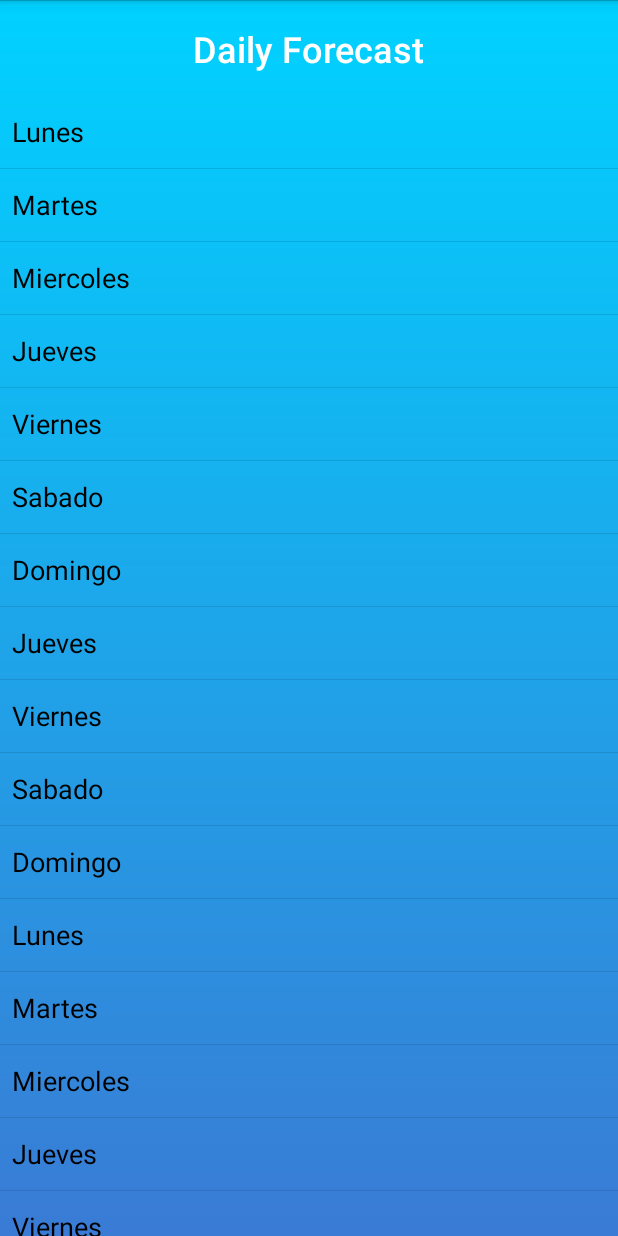
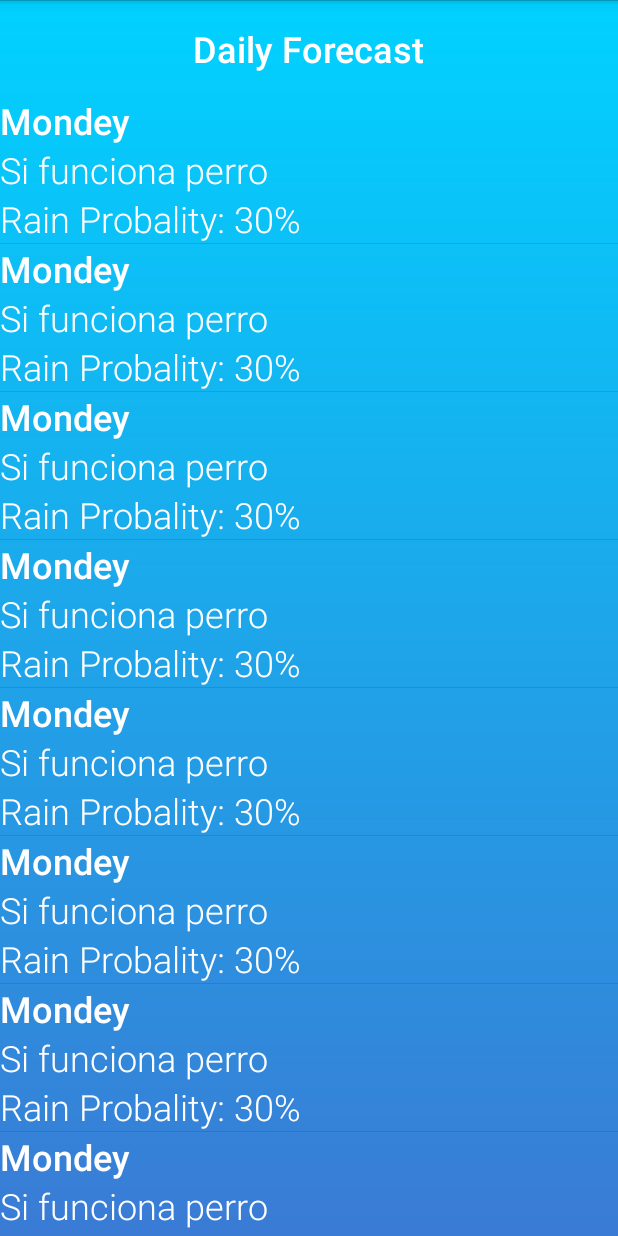
Before and after one commit to JesusJaimeCano/ColorWeather, an Android app: the DailyWeatherActivity screen opened directly, with no data from a screen before it, on a phone screen of 412 x 824 dp. Run offline under Robolectric (Android 15) with nearby library versions, the phone set to English and light mode, and no system bars; network calls fail.

Commit message:
Modulo adaptadores y listviews hasta video 112

```diff
--- /dev/null
+++ b/app/src/main/java/com/example/jesus/colorweather/Adapters/DailyWeatherAdapter.java
@@ -0,0 +1,69 @@
+package com.example.jesus.colorweather.Adapters;
+
+import android.content.Context;
+import android.view.LayoutInflater;
+import android.view.View;
+import android.view.ViewGroup;
+import android.widget.BaseAdapter;
+import android.widget.TextView;
+
+import com.example.jesus.colorweather.Day;
+import com.example.jesus.colorweather.R;
+
+import org.w3c.dom.Text;
+
+import java.util.ArrayList;
+
+/**
+ * Created by Jesus on 01/12/2017.
+ */
+
+public class DailyWeatherAdapter extends BaseAdapter {
+
+    ArrayList<Day> days;
+    Context context;
+
+    public DailyWeatherAdapter(Context context, ArrayList<Day> days){
+
+        this.context = context;
+        this.days = days;
+
+    }
+
+    @Override
+    public int getCount() {
+        return days.size();//Este es el que le va a decir al adapter cuantos elementos hay en los datos, 7 dias d ela semana, 24 horas etc
+
+
+    }
+
+    @Override
+    public Object getItem(int position) {
+
+
+        return days.get(position);//Item que vamos a renderizar
+    }
+
+    @Override
+    public long getItemId(int position) {
+        return 0;//No se utilizara
+    }
+
+    @Override
+    public View getView(int position, View view, ViewGroup viewGroup) {
+
+        view = LayoutInflater.from(context).inflate(R.layout.daily_list_item,null);
+
+        TextView dayTitle = view.findViewById(R.id.dailyListTitle);
+        TextView dayDescription =  view.findViewById(R.id.dailyListDescription);
+        TextView rainProbability = view.findViewById(R.id.dailyListProbability);
+
+        Day day = days.get(position);
+
+        dayTitle.setText(day.getDayname());
+        dayDescription.setText(day.getWeatherDescription());
+        rainProbability.setText(day.getRainProbability());
+
+        return view;//Como vamos a renderizar y a mapear los datos
+    }
+}
--- a/app/src/main/java/com/example/jesus/colorweather/DailyWeatherActivity.java
+++ b/app/src/main/java/com/example/jesus/colorweather/DailyWeatherActivity.java
@@ -4,6 +4,8 @@ import android.app.Activity;
 import android.app.ListActivity;
 import android.os.Bundle;
 import android.widget.ArrayAdapter;
+
+import com.example.jesus.colorweather.Adapters.DailyWeatherAdapter;
 
 import java.util.ArrayList;
 
@@ -14,32 +16,20 @@ public class DailyWeatherActivity extends ListActivity {
         super.onCreate(savedInstanceState);
         setContentView(R.layout.activity_daily_weather);
 
-        ArrayList<String> dayArray =  new ArrayList<String>();
-        dayArray.add("Lunes");
-        dayArray.add("Martes");
-        dayArray.add("Miercoles");
-        dayArray.add("Jueves");
-        dayArray.add("Viernes");
-        dayArray.add("Sabado");
-        dayArray.add("Domingo");
-        dayArray.add("Jueves");
-        dayArray.add("Viernes");
-        dayArray.add("Sabado");
-        dayArray.add("Domingo");
-        dayArray.add("Lunes");
-        dayArray.add("Martes");
-        dayArray.add("Miercoles");
-        dayArray.add("Jueves");
-        dayArray.add("Viernes");
-        dayArray.add("Sabado");
-        dayArray.add("Domingo");
-        dayArray.add("Jueves");
-        dayArray.add("Viernes");
-        dayArray.add("Sabado");
-        dayArray.add("Domingo");
+        ArrayList<Day> days = new ArrayList<Day>();
 
-        ArrayAdapter<String> daysAdapter = new ArrayAdapter<String>(this, android.R.layout.simple_list_item_1,dayArray);
+        Day day = new Day();
 
-        setListAdapter(daysAdapter);
+        day.setDayname("Mondey");
+        day.setWeatherDescription("Si funciona perro");
+        day.setRainProbability("Rain Probality: 30%");
+
+        for (int i = 0; i < 500; i++){
+            days.add(day);
+        }
+
+        DailyWeatherAdapter dailyWeatherAdapter = new DailyWeatherAdapter(this,days);
+
+        setListAdapter(dailyWeatherAdapter);
     }
 }
--- /dev/null
+++ b/app/src/main/java/com/example/jesus/colorweather/Day.java
@@ -0,0 +1,39 @@
+package com.example.jesus.colorweather;
+
+/**
+ * Created by Jesus on 01/12/2017.
+ */
+
+public class Day {
+
+    private String dayname;
+    private String weatherDescription;
+    private String rainProbability;
+
+    public String getDayname() {
+        return dayname;
+    }
+
+    public void setDayname(String dayname) {
+        this.dayname = dayname;
+    }
+
+    public String getWeatherDescription() {
+        return weatherDescription;
+    }
+
+    public void setWeatherDescription(String weatherDescription) {
+        this.weatherDescription = weatherDescription;
+    }
+
+    public String getRainProbability() {
+        return rainProbability;
+    }
+
+    public void setRainProbability(String rainProbability) {
+        this.rainProbability = rainProbability;
+    }
+
+
+
+}
--- a/app/src/main/res/layout/daily_list_item.xml
+++ b/app/src/main/res/layout/daily_list_item.xml
@@ -7,9 +7,24 @@
     tools:background="@drawable/bg_gradient_blue">
 
     <TextView
-        android:id="@+id/textView2"
+        android:id="@+id/dailyListTitle"
         style="@style/mainFront"
         android:layout_width="match_parent"
         android:layout_height="wrap_content"
+        android:textStyle="bold"
         tools:text="Today" />
+
+    <TextView
+        android:id="@+id/dailyListDescription"
+        style="@style/mainFront"
+        android:layout_width="match_parent"
+        android:layout_height="wrap_content"
+        tools:text="Party Cloudy in the morning" />
+
+    <TextView
+        android:id="@+id/dailyListProbability"
+        style="@style/mainFront"
+        android:layout_width="match_parent"
+        android:layout_height="wrap_content"
+        tools:text="Rain Probability 24%" />
 </LinearLayout>
```
